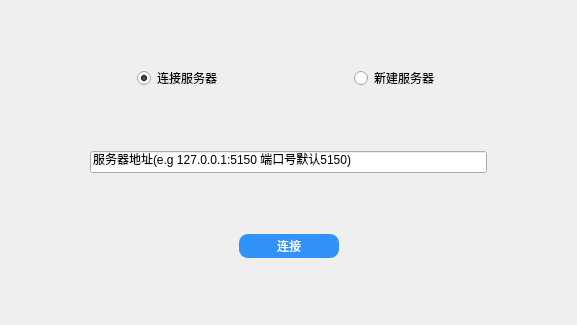
This is Example/ChatDialog/welcome.ui in HWZen/socketor as Qt 5 draws it before an edit. The edited form follows.
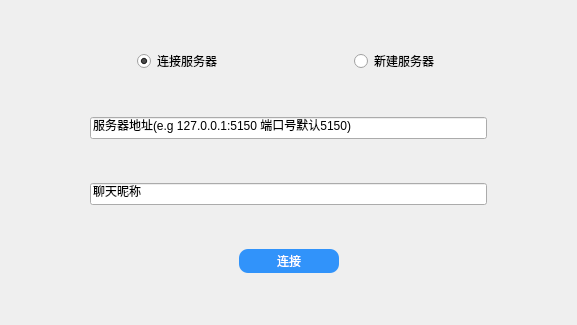
This is the edited form. Icons and pictures are not drawn.

```diff
--- a/Example/ChatDialog/welcome.ui
+++ b/Example/ChatDialog/welcome.ui
@@ -680,7 +680,44 @@
     </layout>
    </item>
    <item>
-    <layout class="QHBoxLayout" name="horizontalLayout_3">
+    <layout class="QHBoxLayout" name="horizontalLayout_4" stretch="2,10,2">
+     <item>
+      <spacer name="horizontalSpacer_8">
+       <property name="orientation">
+        <enum>Qt::Horizontal</enum>
+       </property>
+       <property name="sizeHint" stdset="0">
+        <size>
+         <width>40</width>
+         <height>20</height>
+        </size>
+       </property>
+      </spacer>
+     </item>
+     <item>
+      <widget class="QLineEdit" name="nameEdit">
+       <property name="text">
+        <string>聊天昵称</string>
+       </property>
+      </widget>
+     </item>
+     <item>
+      <spacer name="horizontalSpacer_9">
+       <property name="orientation">
+        <enum>Qt::Horizontal</enum>
+       </property>
+       <property name="sizeHint" stdset="0">
+        <size>
+         <width>40</width>
+         <height>20</height>
+        </size>
+       </property>
+      </spacer>
+     </item>
+    </layout>
+   </item>
+   <item>
+    <layout class="QHBoxLayout" name="horizontalLayout_3" stretch="0,0,0">
      <item>
       <spacer name="horizontalSpacer_3">
        <property name="orientation">
```
Left out of the diff: 8 changed lines with no effect on the pictures.
